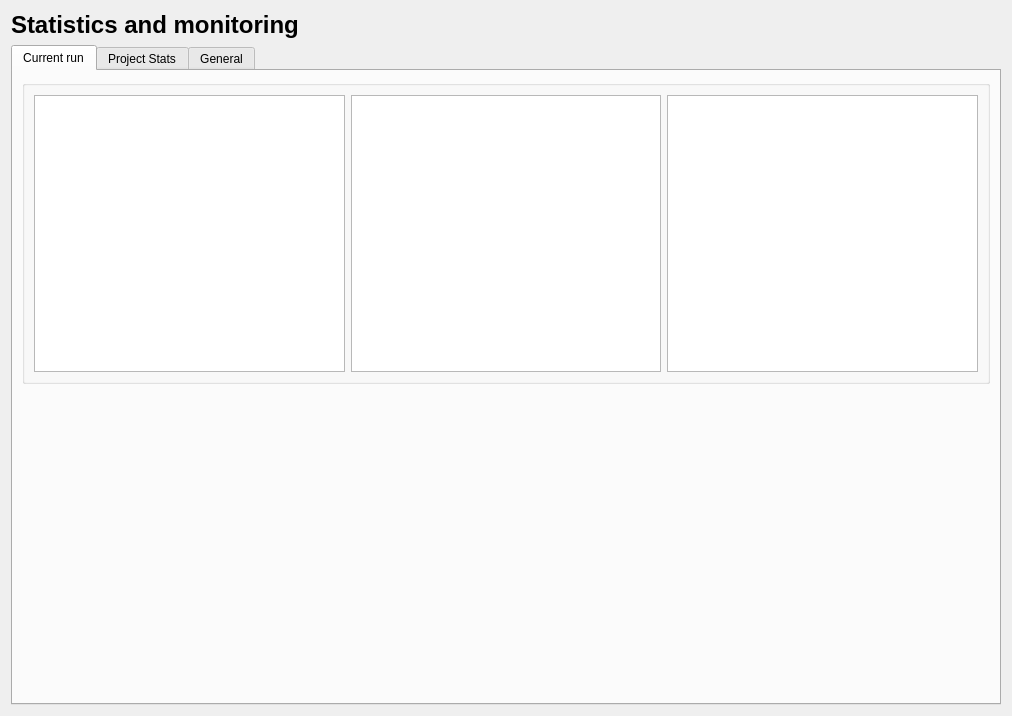
This is src/forms/stats.ui in veaceslav/WHC-IDE as Qt 5 draws it before an edit. The edited form follows.
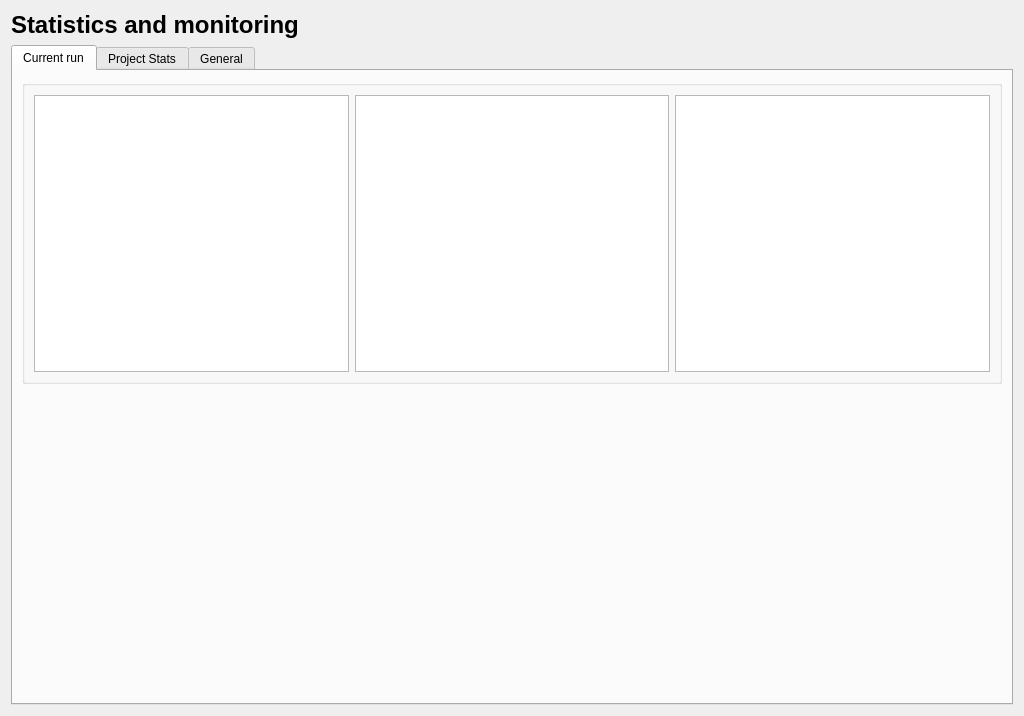
This is the edited form. Icons and pictures are not drawn. Custom widgets are drawn as their Qt base class.

Commit message: Added more info to runStats2

Diff of the .ui file:
```diff
--- a/src/forms/stats.ui
+++ b/src/forms/stats.ui
@@ -6,7 +6,7 @@
    <rect>
     <x>0</x>
     <y>0</y>
-    <width>1012</width>
+    <width>1024</width>
     <height>716</height>
    </rect>
   </property>
```
The commit also changes 2 other files.
